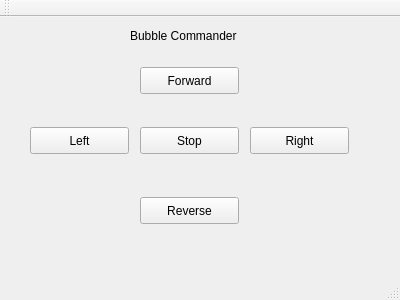
This is projects/neuralnetworks/qt/rpiCommander/mainwindow.ui in bensinghbeno/design-engine as Qt 5 draws it before an edit. The edited form follows.
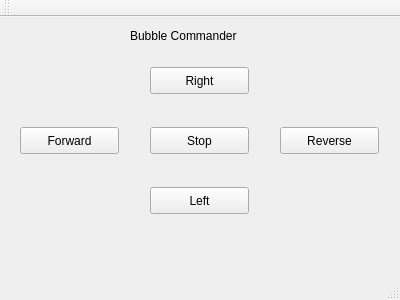
This is the edited form.

Diff of the .ui file:
```diff
--- a/projects/neuralnetworks/qt/rpiCommander/mainwindow.ui
+++ b/projects/neuralnetworks/qt/rpiCommander/mainwindow.ui
@@ -30,8 +30,8 @@
    <widget class="QPushButton" name="FORWARD">
     <property name="geometry">
      <rect>
-      <x>140</x>
-      <y>50</y>
+      <x>20</x>
+      <y>110</y>
       <width>99</width>
       <height>27</height>
      </rect>
@@ -43,8 +43,8 @@
    <widget class="QPushButton" name="REVERSE">
     <property name="geometry">
      <rect>
-      <x>140</x>
-      <y>180</y>
+      <x>280</x>
+      <y>110</y>
       <width>99</width>
       <height>27</height>
      </rect>
@@ -56,8 +56,8 @@
    <widget class="QPushButton" name="LEFT">
     <property name="geometry">
      <rect>
-      <x>30</x>
-      <y>110</y>
+      <x>150</x>
+      <y>170</y>
       <width>99</width>
       <height>27</height>
      </rect>
@@ -69,8 +69,8 @@
    <widget class="QPushButton" name="RIGHT">
     <property name="geometry">
      <rect>
-      <x>250</x>
-      <y>110</y>
+      <x>150</x>
+      <y>50</y>
       <width>99</width>
       <height>27</height>
      </rect>
@@ -82,7 +82,7 @@
    <widget class="QPushButton" name="STOP">
     <property name="geometry">
      <rect>
-      <x>140</x>
+      <x>150</x>
       <y>110</y>
       <width>99</width>
       <height>27</height>
```
